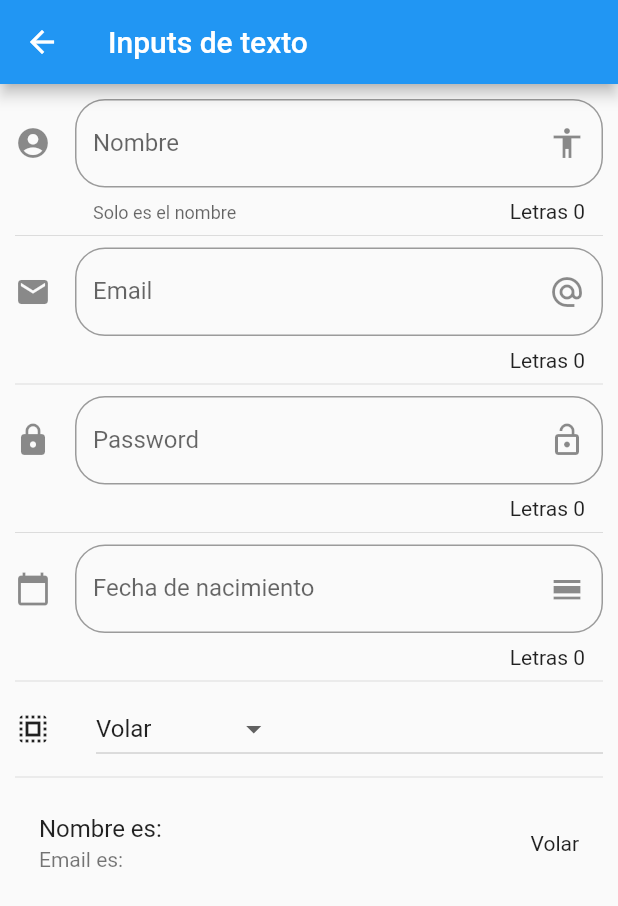
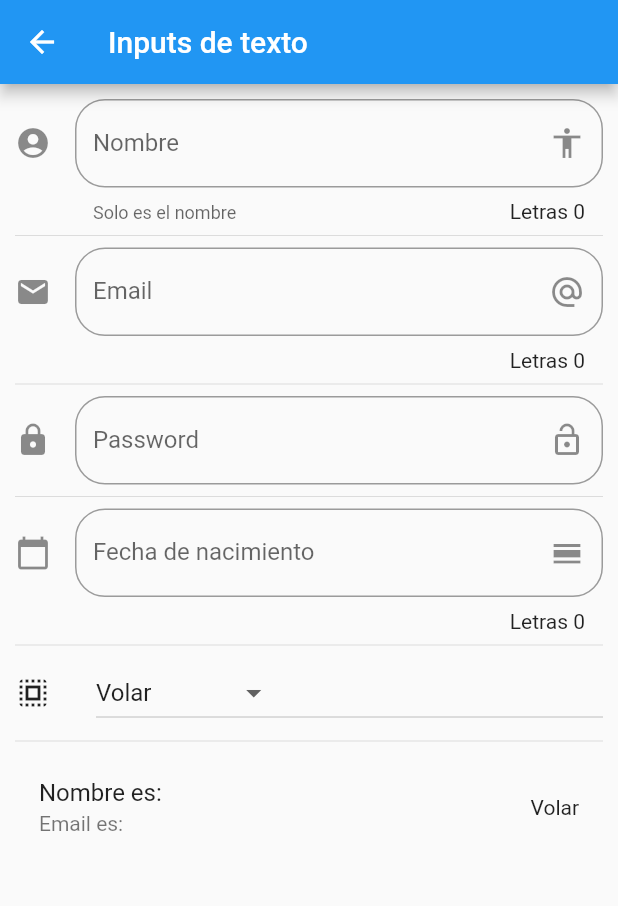
Before and after one commit to muckystack/flutter_componentes_FH, a Flutter app: the InputPage screen opened by its route, on a phone screen of 412 x 824 dp. Shown: the top 906 px of the screen. Run offline on Flutter 3.47's test engine with Material 2 defaults, Android fonts, the phone set to English and light mode, and no system bars.

Commit message:
Arreglo los nombres de las variables que imprimia, ya que en todos los inputs era la misma

```diff
--- a/lib/src/pages/input_page.dart
+++ b/lib/src/pages/input_page.dart
@@ -86,7 +86,7 @@ class _InputPageState extends State<InputPage> {
         border: OutlineInputBorder(
           borderRadius: BorderRadius.circular(20.0)
         ),
-        counter: Text('Letras ${_nombre.length}'),
+        counter: Text('Letras ${_email.length}'),
         // Texto de sugerencia
         hintText: 'Email',
         labelText: 'Email',
@@ -110,16 +110,16 @@ class _InputPageState extends State<InputPage> {
         border: OutlineInputBorder(
           borderRadius: BorderRadius.circular(20.0)
         ),
-        counter: Text('Letras ${_nombre.length}'),
+        // counter: Text('Letras ${_nombre.length}'),
         // Texto de sugerencia
         hintText: 'Password',
         labelText: 'Password',
         suffixIcon: Icon(Icons.lock_open),
         icon: Icon(Icons.lock)
       ),
-      onChanged: (valor) => setState(() {
-          _email = valor;
-      }),
+      // onChanged: (valor) => setState(() {
+      //     _email = valor;
+      // }),
     );
   }
 
@@ -134,7 +134,7 @@ class _InputPageState extends State<InputPage> {
         border: OutlineInputBorder(
           borderRadius: BorderRadius.circular(20.0)
         ),
-        counter: Text('Letras ${_nombre.length}'),
+        counter: Text('Letras ${_fecha.length}'),
         // Texto de sugerencia
         hintText: 'Fecha de nacimiento',
         labelText: 'Fecha de nacimiento',
```
